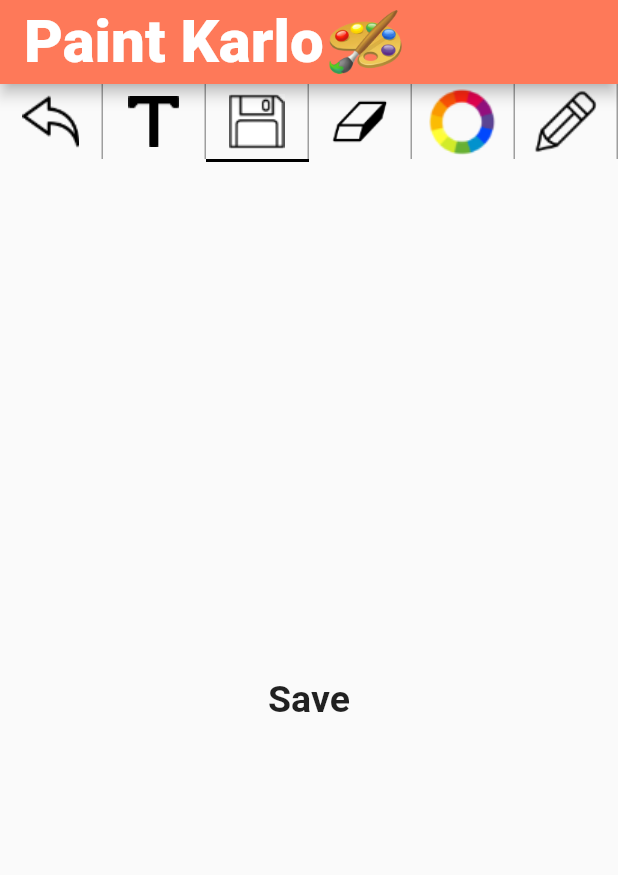
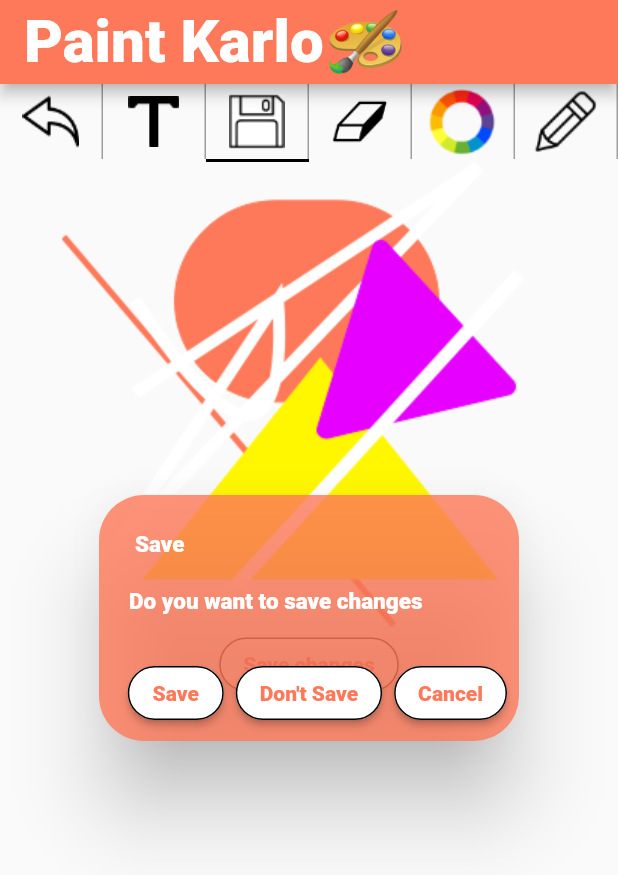
Before and after one commit to sohailokzz/paint_app, a Flutter app: the HomeView screen opened directly, tab 3 chosen, on a phone screen of 412 x 824 dp. Shown: the top 875 px of the screen. Run offline on Flutter 3.47's test engine with Material 2 defaults, Android fonts, the phone set to English and light mode, and no system bars; our stand-ins replace flutter_colorpicker, google_fonts.

Commit message:
Save dialog picker added

```diff
--- a/lib/views/home_view.dart
+++ b/lib/views/home_view.dart
@@ -2,6 +2,7 @@ import 'package:flutter/material.dart';
 import 'package:paint_app/views/paint_picker_view.dart';
 import 'package:paint_app/views/pencil_paint.dart';
 import 'package:paint_app/views/rubber_view.dart';
+import 'package:paint_app/views/save_view.dart';
 import 'package:paint_app/views/text_view.dart';
 import 'package:paint_app/views/undo_view.dart';
 
@@ -74,15 +75,7 @@ class _HomeViewState extends State<HomeView>
               children: const [
                 UndoView(),
                 TextView(),
-                Center(
-                  child: Text(
-                    'Save',
-                    style: TextStyle(
-                      fontSize: 25,
-                      fontWeight: FontWeight.w600,
-                    ),
-                  ),
-                ),
+                SaveView(),
                 RubberView(),
                 PaintPickerView(),
                 PencilView(),
--- /dev/null
+++ b/lib/views/save_view.dart
@@ -0,0 +1,191 @@
+import 'package:flutter/material.dart';
+import 'package:google_fonts/google_fonts.dart';
+import 'package:paint_app/constants.dart';
+import 'package:paint_app/widgets/reusable_textfield.dart';
+
+class SaveView extends StatefulWidget {
+  const SaveView({Key? key}) : super(key: key);
+
+  @override
+  State<SaveView> createState() => _SaveViewState();
+}
+
+class _SaveViewState extends State<SaveView> {
+  final TextEditingController fileNameConroller = TextEditingController();
+  String dropdownvalue = 'PNG';
+
+  // List of items in our dropdown menu
+  var items = [
+    'PNG',
+    'JPG',
+    'JPEG',
+    'SVG',
+  ];
+  @override
+  void initState() {
+    Future.delayed(
+      Duration.zero,
+      (() => saveDialog(context)),
+    );
+    super.initState();
+  }
+
+  @override
+  Widget build(BuildContext context) {
+    return SingleChildScrollView(
+      child: Column(
+        children: [
+          Image.asset(
+            "assets/images/rubberscreen.png",
+          ),
+          dailogButtons("Save changes", () {
+            saveDialog(context);
+          })
+        ],
+      ),
+    );
+  }
+
+  Future<dynamic> saveDialog(BuildContext context) {
+    return showDialog(
+      barrierColor: Colors.transparent,
+      context: context,
+      builder: (context) {
+        return AlertDialog(
+          contentPadding: const EdgeInsets.all(20),
+          shape: RoundedRectangleBorder(
+            borderRadius: BorderRadius.circular(30),
+          ),
+          title: Text(
+            'Save',
+            style: kTitleTextStyle,
+          ),
+          content: Text(
+            "Do you want to save changes",
+            style: kTitleTextStyle,
+          ),
+          actions: [
+            dailogButtons(
+              "Save",
+              () {
+                Navigator.of(context).pop();
+                saveAsDialog(context);
+              },
+            ),
+            dailogButtons(
+              "Don't Save",
+              () {
+                Navigator.of(context).pop();
+              },
+            ),
+            dailogButtons(
+              "Cancel",
+              () {
+                Navigator.of(context).pop();
+              },
+            ),
+          ],
+          backgroundColor: appColor.withOpacity(0.8),
+        );
+      },
+    );
+  }
+
+  Future<dynamic> saveAsDialog(BuildContext context) {
+    return showDialog(
+      barrierColor: Colors.transparent,
+      context: context,
+      builder: (context) {
+        return AlertDialog(
+          contentPadding: const EdgeInsets.all(20),
+          shape: RoundedRectangleBorder(
+            borderRadius: BorderRadius.circular(30),
+          ),
+          title: Text(
+            'Save As',
+            style: kTitleTextStyle,
+          ),
+          content: Column(
+            mainAxisSize: MainAxisSize.min,
+            children: [
+              ReusableTextField(
+                hintText: "File Name",
+                myController: fileNameConroller,
+                textInputType: TextInputType.text,
+              ),
+              Container(
+                width: 160,
+                margin: const EdgeInsets.all(12),
+                decoration: BoxDecoration(
+                  color: Colors.white,
+                  borderRadius: BorderRadius.circular(18),
+                  border: Border.all(color: Colors.black),
+                ),
+                child: Center(
+                  child: DropdownButton(
+                    // Initial Value
+                    value: dropdownvalue,
+
+                    // Down Arrow Icon
+                    icon: const Icon(
+                      Icons.keyboard_arrow_down,
+                    ),
+
+                    // Array list of items
+                    items: items.map((String items) {
+                      return DropdownMenuItem(
+                        value: items,
+                        child: Text(items),
+                      );
+                    }).toList(),
+                    // After selecting the desired option,it will
+                    // change button value to selected value
+                    onChanged: (String? newValue) {
+                      setState(() {
+                        dropdownvalue = newValue!;
+                      });
+                    },
+                  ),
+                ),
+              ),
+            ],
+          ),
+          actions: [
+            dailogButtons(
+              "Save",
+              () {},
+            ),
+          ],
+          backgroundColor: appColor.withOpacity(0.8),
+        );
+      },
+    );
+  }
+
+  ElevatedButton dailogButtons(
+    String title,
+    VoidCallback onTap,
+  ) {
+    return ElevatedButton(
+      onPressed: () {
+        onTap();
+      },
+      style: ButtonStyle(
+        backgroundColor: MaterialStateProperty.all<Color>(Colors.white),
+        shape: MaterialStateProperty.all<RoundedRectangleBorder>(
+          RoundedRectangleBorder(
+            borderRadius: BorderRadius.circular(18.0),
+            side: const BorderSide(color: Colors.black),
+          ),
+        ),
+      ),
+      child: Text(
+        title,
+        style: GoogleFonts.comicNeue(
+          color: appColor,
+          fontWeight: FontWeight.w900,
+        ),
+      ),
+    );
+  }
+}
```
Also changed, not shown: lib/views/paint_picker_view.dart (+12 -5 lines).
